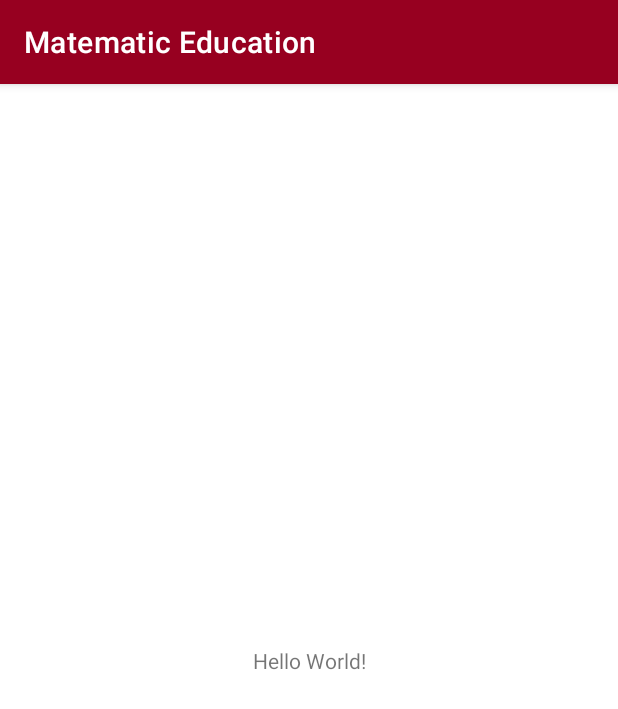
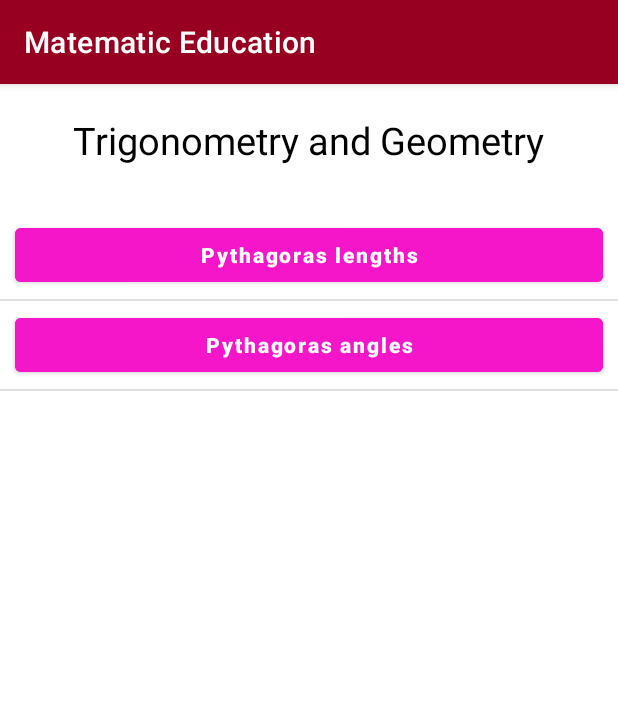
Before and after one commit to nicolaszanforlini/Matematic_education, an Android app: the screen it shows after launch (MainActivity), on a phone screen of 412 x 824 dp. Shown: the top 709 px of the screen. Run offline under Robolectric (Android 15) with nearby library versions, the phone set to English and light mode, and no system bars.

Commit message:
[HomeFragment] create Fragment for home activity
- HomeAdapter.java
- HomeFragment.java
- fragment_home.xml
- line_adapter_home.xml

```diff
--- a/app/src/main/java/com/example/matematic/MainActivity.java
+++ b/app/src/main/java/com/example/matematic/MainActivity.java
@@ -3,6 +3,8 @@ package com.example.matematic;
 import androidx.appcompat.app.AppCompatActivity;
 
 import android.os.Bundle;
+
+import com.example.matematic.fragments.HomeFragment;
 
 public class MainActivity extends AppCompatActivity {
 
@@ -10,5 +12,9 @@ public class MainActivity extends AppCompatActivity {
     protected void onCreate(Bundle savedInstanceState) {
         super.onCreate(savedInstanceState);
         setContentView(R.layout.activity_main);
+
+        HomeFragment frag = new HomeFragment();
+        getSupportFragmentManager().beginTransaction().add(R.id.frame, frag).commit();
+
     }
 }
--- /dev/null
+++ b/app/src/main/java/com/example/matematic/adapters/HomeAdapter.java
@@ -0,0 +1,54 @@
+package com.example.matematic.adapters;
+
+import android.annotation.SuppressLint;
+import android.content.Context;
+import android.view.LayoutInflater;
+import android.view.View;
+import android.view.ViewGroup;
+import android.widget.BaseAdapter;
+import android.widget.LinearLayout;
+import com.example.matematic.R;
+import com.google.android.material.button.MaterialButton;
+import java.util.ArrayList;
+import java.util.List;
+
+public class HomeAdapter extends BaseAdapter {
+
+    private List<String> listThemesTitles = new ArrayList<>();
+    private LayoutInflater themesInf;
+    private Context context;
+
+    public HomeAdapter(Context c, List<String>l) {
+        this.listThemesTitles = l;
+        this.context = c;
+        this.themesInf=LayoutInflater.from( c );
+    }
+
+    @Override
+    public int getCount() {
+        return this.listThemesTitles.size();
+    }
+
+    @Override
+    public Object getItem(int i) {
+        return null;
+    }
+
+    @Override
+    public long getItemId(int i) {
+        return 0;
+    }
+
+    @Override
+    public View getView(int i, View view, ViewGroup viewGroup) {
+        @SuppressLint("ViewHolder") LinearLayout themesLay = (LinearLayout) this.themesInf.inflate
+                (R.layout.line_adapter_home, viewGroup, false);
+
+        MaterialButton btn = themesLay.findViewById(R.id.btnTitle);
+        String title = this.listThemesTitles.get(i);
+        btn.setText(title);
+
+        themesLay.setTag(i);
+        return themesLay;
+    }
+}
--- /dev/null
+++ b/app/src/main/java/com/example/matematic/fragments/HomeFragment.java
@@ -0,0 +1,87 @@
+package com.example.matematic.fragments;
+
+import android.os.Bundle;
+
+import androidx.fragment.app.Fragment;
+
+import android.view.LayoutInflater;
+import android.view.View;
+import android.view.ViewGroup;
+import android.widget.GridView;
+import android.widget.ListView;
+
+import com.example.matematic.R;
+import com.example.matematic.adapters.HomeAdapter;
+
+import java.util.ArrayList;
+import java.util.List;
+
+/**
+ * A simple {@link Fragment} subclass.
+ * Use the {@link HomeFragment#newInstance} factory method to
+ * create an instance of this fragment.
+ */
+public class HomeFragment extends Fragment {
+
+    private List<String> listThemesTitles = new ArrayList<>();
+
+    // TODO: Rename parameter arguments, choose names that match
+    // the fragment initialization parameters, e.g. ARG_ITEM_NUMBER
+    private static final String ARG_PARAM1 = "param1";
+    private static final String ARG_PARAM2 = "param2";
+
+    // TODO: Rename and change types of parameters
+    private String mParam1;
+    private String mParam2;
+
+    public HomeFragment() {
+        // Required empty public constructor
+    }
+
+    /**
+     * Use this factory method to create a new instance of
+     * this fragment using the provided parameters.
+     *
+     * @param param1 Parameter 1.
+     * @param param2 Parameter 2.
+     * @return A new instance of fragment HomeFragment.
+     */
+    // TODO: Rename and change types and number of parameters
+    public static HomeFragment newInstance(String param1, String param2) {
+        HomeFragment fragment = new HomeFragment();
+        Bundle args = new Bundle();
+        args.putString(ARG_PARAM1, param1);
+        args.putString(ARG_PARAM2, param2);
+        fragment.setArguments(args);
+        return fragment;
+    }
+
+    @Override
+    public void onCreate(Bundle savedInstanceState) {
+        super.onCreate(savedInstanceState);
+        if (getArguments() != null) {
+            mParam1 = getArguments().getString(ARG_PARAM1);
+            mParam2 = getArguments().getString(ARG_PARAM2);
+        }
+    }
+
+    @Override
+    public View onCreateView(LayoutInflater inflater, ViewGroup container,
+                             Bundle savedInstanceState) {
+
+        View rootView = inflater.inflate(R.layout.fragment_home, container, false);
+        initListThemesTitles();
+
+        ListView listView = rootView.findViewById(R.id.HomeListView);
+        HomeAdapter homeAdapter = new HomeAdapter(getContext(), this.listThemesTitles);
+        listView.setAdapter(homeAdapter);
+
+        return rootView;
+    }
+
+    private void initListThemesTitles() {
+        this.listThemesTitles.add("Pythagoras lengths");
+        this.listThemesTitles.add("Pythagoras angles");
+    }
+
+}
--- a/app/src/main/res/layout/activity_main.xml
+++ b/app/src/main/res/layout/activity_main.xml
@@ -1,5 +1,5 @@
 <?xml version="1.0" encoding="utf-8"?>
-<androidx.constraintlayout.widget.ConstraintLayout xmlns:android="http://schemas.android.com/apk/res/android"
+<RelativeLayout xmlns:android="http://schemas.android.com/apk/res/android"
     xmlns:app="http://schemas.android.com/apk/res-auto"
     xmlns:tools="http://schemas.android.com/tools"
     android:layout_width="match_parent"
@@ -7,12 +7,22 @@
     tools:context=".MainActivity">
 
     <TextView
+        android:textSize="25sp"
+        android:id="@+id/txtTitleApp"
+        android:textColor="@color/black"
+        android:layout_marginTop="20dp"
+        android:layout_centerHorizontal="true"
         android:layout_width="wrap_content"
         android:layout_height="wrap_content"
-        android:text="Hello World!"
-        app:layout_constraintBottom_toBottomOf="parent"
-        app:layout_constraintEnd_toEndOf="parent"
-        app:layout_constraintStart_toStartOf="parent"
-        app:layout_constraintTop_toTopOf="parent" />
+        android:text="Trigonometry and Geometry"
+        />
 
-</androidx.constraintlayout.widget.ConstraintLayout>
+    <FrameLayout
+        android:layout_width="match_parent"
+        android:layout_height="match_parent"
+        android:layout_below="@+id/txtTitleApp"
+        android:layout_marginTop="30dp"
+        android:id="@+id/frame"
+        />
+
+</RelativeLayout>
--- /dev/null
+++ b/app/src/main/res/layout/fragment_home.xml
@@ -0,0 +1,14 @@
+<?xml version="1.0" encoding="utf-8"?>
+<FrameLayout xmlns:android="http://schemas.android.com/apk/res/android"
+    xmlns:tools="http://schemas.android.com/tools"
+    android:layout_width="match_parent"
+    android:layout_height="match_parent"
+    tools:context=".fragments.HomeFragment">
+
+    <ListView
+        android:layout_width="match_parent"
+        android:layout_height="match_parent"
+        android:id="@+id/HomeListView"
+        />
+
+</FrameLayout>
--- /dev/null
+++ b/app/src/main/res/layout/line_adapter_home.xml
@@ -0,0 +1,23 @@
+<?xml version="1.0" encoding="utf-8"?>
+<LinearLayout xmlns:android="http://schemas.android.com/apk/res/android"
+    android:layout_width="match_parent"
+    android:layout_height="match_parent"
+    android:id="@+id/HomeLineLayout"
+    >
+
+    <com.google.android.material.button.MaterialButton
+        android:layout_width="match_parent"
+        android:layout_height="wrap_content"
+        android:layout_marginTop="5dp"
+        android:layout_marginEnd="10dp"
+        android:layout_marginStart="10dp"
+        android:layout_marginBottom="5dp"
+        android:backgroundTint="@color/purple_pink"
+        android:text="BLABLABLA bla bla blz"
+        android:textAllCaps="false"
+        android:textColor="@color/white"
+        android:textStyle="bold"
+        android:id="@+id/btnTitle"
+        />
+
+</LinearLayout>
--- a/app/src/main/res/values/strings.xml
+++ b/app/src/main/res/values/strings.xml
@@ -1,3 +1,5 @@
 <resources>
     <string name="app_name">Matematic Education</string>
+    <!-- TODO: Remove or change this placeholder text -->
+    <string name="hello_blank_fragment">Hello blank fragment</string>
 </resources>
```
